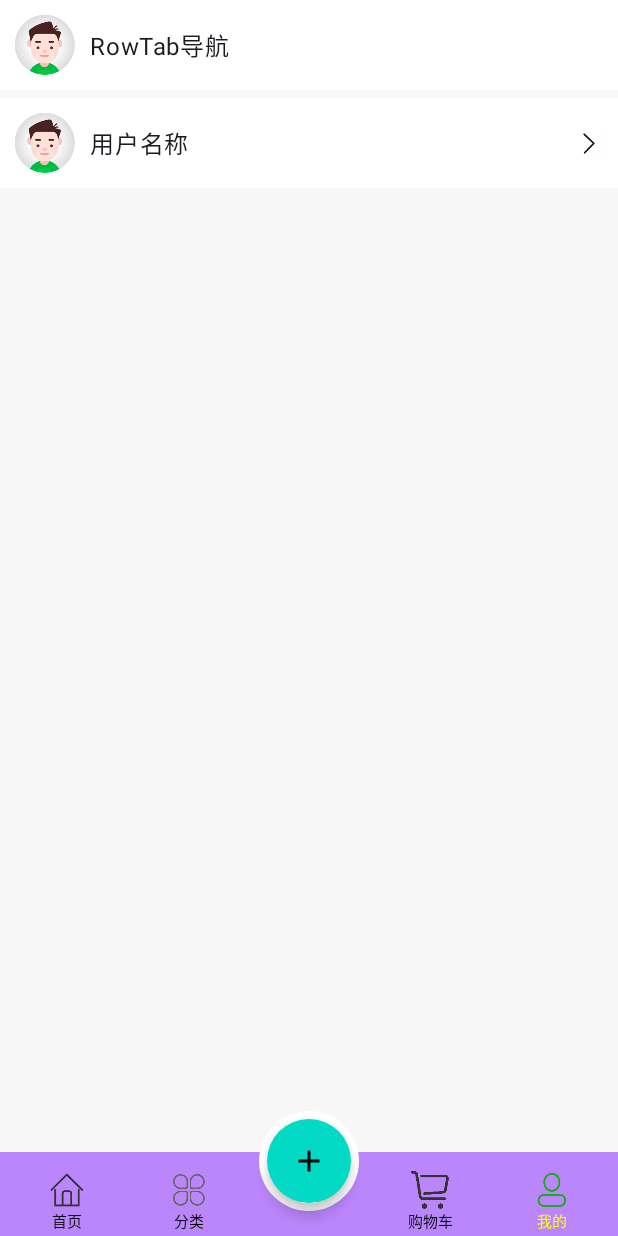
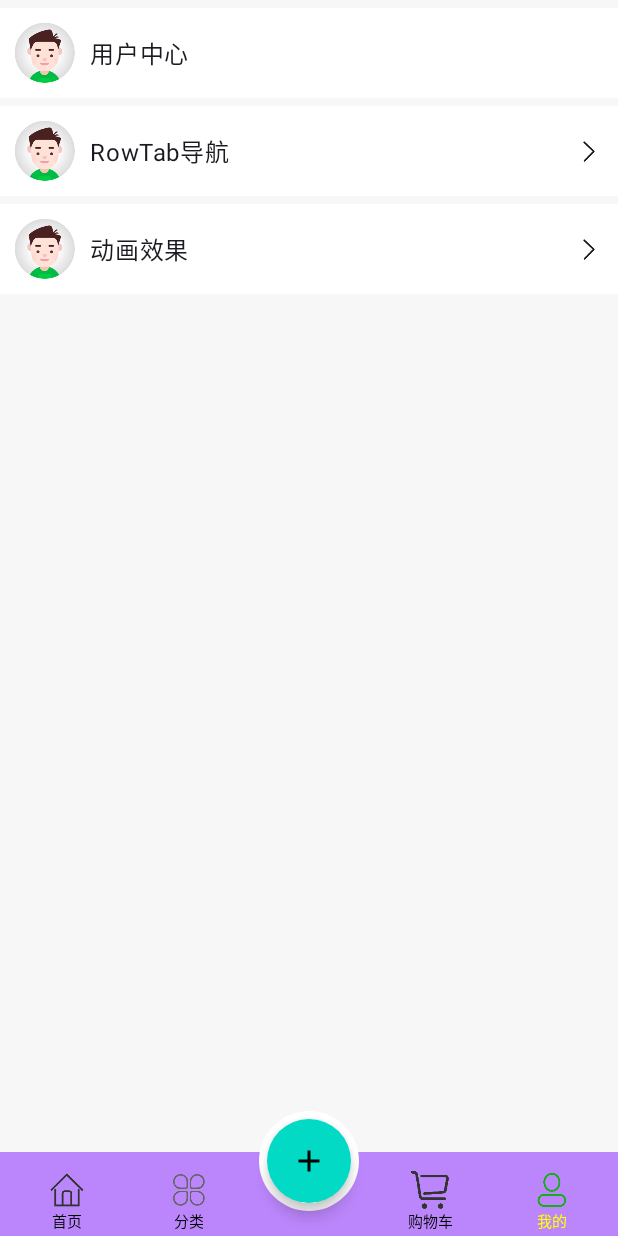
Before and after one commit to liyaan/mvi, an Android app built with Jetpack Compose: the screen it shows after launch (MainActivity), item 4 of the bottom bar chosen, on a phone screen of 412 x 824 dp. Run offline under Robolectric (Android 15) with nearby library versions, the phone set to English and light mode, and no system bars; our stand-ins replace RxJava, accompanist, livedata-compose; pictures from the network do not load.

Commit message:
增加动画效果 启动页

```diff
--- a/app/src/main/AndroidManifest.xml
+++ b/app/src/main/AndroidManifest.xml
@@ -14,7 +14,7 @@
         android:theme="@style/Theme.MyCompose"
         tools:targetApi="31">
         <activity
-            android:name=".MainActivity"
+            android:name=".SplashActivity"
             android:exported="true"
             android:label="@string/app_name"
             android:theme="@style/Theme.MyCompose">
@@ -24,12 +24,14 @@
                 <category android:name="android.intent.category.LAUNCHER" />
             </intent-filter>
         </activity>
+        <activity android:name=".MainActivity"></activity>
         <activity android:name=".WebViewActivity"></activity>
         <activity android:name=".DetailsListActivity"></activity>
         <activity android:name=".FloatingActionButtonAddActivity"></activity>
         <activity android:name=".DetailsProjectListActivity"></activity>
         <activity android:name=".ProjectListDetailsActivity"></activity>
         <activity android:name=".TabRowActivity"></activity>
+        <activity android:name=".AnimatingActivity"></activity>
     </application>
 
 </manifest>
--- /dev/null
+++ b/app/src/main/java/com/liyaan/mycompose/SplashActivity.kt
@@ -0,0 +1,81 @@
+package com.liyaan.mycompose
+
+import android.content.Intent
+import android.os.Bundle
+import androidx.activity.ComponentActivity
+import androidx.activity.compose.setContent
+import androidx.compose.animation.core.Animatable
+import androidx.compose.animation.core.animateFloatAsState
+import androidx.compose.animation.core.animateIntOffsetAsState
+import androidx.compose.animation.core.tween
+import androidx.compose.foundation.Image
+import androidx.compose.foundation.background
+import androidx.compose.foundation.layout.Box
+import androidx.compose.foundation.layout.fillMaxSize
+import androidx.compose.foundation.layout.offset
+import androidx.compose.foundation.layout.padding
+import androidx.compose.foundation.layout.size
+import androidx.compose.runtime.Composable
+import androidx.compose.runtime.LaunchedEffect
+import androidx.compose.runtime.getValue
+import androidx.compose.runtime.mutableStateOf
+import androidx.compose.runtime.remember
+import androidx.compose.runtime.setValue
+import androidx.compose.ui.Alignment
+import androidx.compose.ui.Modifier
+import androidx.compose.ui.graphics.Color
+import androidx.compose.ui.graphics.graphicsLayer
+import androidx.compose.ui.res.painterResource
+import androidx.compose.ui.unit.IntOffset
+import androidx.compose.ui.unit.dp
+import com.liyaan.mycompose.ui.theme.MyComposeTheme
+
+class SplashActivity: ComponentActivity() {
+
+    override fun onCreate(savedInstanceState: Bundle?) {
+        super.onCreate(savedInstanceState)
+        setContent {
+            MyComposeTheme {
+                SplashComposable(){
+                    val intent = Intent(this@SplashActivity,MainActivity::class.java)
+                    startActivity(intent)
+                    finish()
+                }
+            }
+        }
+    }
+}
+@Composable
+fun SplashComposable(nextLayout:()->Unit){
+    val alphaAnimation = remember {
+        Animatable(0f)
+    }
+    LaunchedEffect(Unit) {
+        alphaAnimation.animateTo(
+            targetValue = 1f,
+            animationSpec = tween(durationMillis = 3000)
+        )
+    }
+    Box(modifier = Modifier
+        .fillMaxSize()
+        .graphicsLayer {
+            alpha = alphaAnimation.value
+        }
+        .background(Color.Gray),
+        contentAlignment = Alignment.Center
+    ){
+        Image(
+            painter = painterResource(id = R.mipmap.refreshing_10),
+            contentDescription = "",
+            modifier = Modifier
+                .graphicsLayer {
+                    this.alpha = alphaAnimation.value
+                    scaleX = alphaAnimation.value
+                    scaleY = alphaAnimation.value
+                },
+        )
+        if (alphaAnimation.value==1f){
+            nextLayout()
+        }
+    }
+}
--- a/app/src/main/java/com/liyaan/mycompose/home/OneCenter.kt
+++ b/app/src/main/java/com/liyaan/mycompose/home/OneCenter.kt
@@ -23,6 +23,7 @@ import androidx.compose.ui.graphics.Color
 import androidx.compose.ui.res.painterResource
 import androidx.compose.ui.unit.dp
 import androidx.compose.ui.unit.sp
+import com.liyaan.mycompose.AnimatingActivity
 import com.liyaan.mycompose.R
 import com.liyaan.mycompose.TabRowActivity
 import com.liyaan.mycompose.ui.theme.BG
@@ -34,29 +35,19 @@ fun OneCenter(context: Context){
             .fillMaxSize()
             .background(BG)
     ) {
-       Row(
-           modifier = Modifier
-               .fillMaxWidth()
-               .height(60.dp)
-               .background(Color.White)
-               .padding(start = 10.dp),
-           verticalAlignment = Alignment.CenterVertically
-       ){
-            Image(
-                painter = painterResource(id = R.mipmap.home_header_photo),
-                contentDescription = "",
-            )
-           Spacer(modifier = Modifier.width(10.dp))
-           Text(text = "RowTab导航", fontSize = 16.sp)
-       }
-        itemView(){
+        itemView("用户中心", right = false)
+        itemView("RowTab导航", right = true){
             val intent = Intent(context,TabRowActivity::class.java)
+            context.startActivity(intent)
+        }
+        itemView("动画效果", right = true){
+            val intent = Intent(context,AnimatingActivity::class.java)
             context.startActivity(intent)
         }
     }
 }
 @Composable
-fun itemView(onClick:()->Unit){
+fun itemView(title:String,right:Boolean,onClick:()->Unit = {}){
     Box(
         modifier = Modifier
             .fillMaxWidth()
@@ -73,9 +64,12 @@ fun itemView(onClick:()->Unit){
             contentDescription = "",
         )
         Spacer(modifier = Modifier.width(10.dp))
-        Text(text = "用户名称", fontSize = 16.sp, modifier = Modifier.padding(start = 50.dp))
-        Icon(
-            painter = painterResource(id = R.mipmap.ceshi_jiantou),
-            contentDescription ="", modifier = Modifier.align(Alignment.CenterEnd))
+        Text(text = title, fontSize = 16.sp, modifier = Modifier.padding(start = 50.dp))
+        if (right){
+            Icon(
+                painter = painterResource(id = R.mipmap.ceshi_jiantou),
+                contentDescription ="", modifier = Modifier.align(Alignment.CenterEnd))
+        }
+
     }
 }
```
Also changed, not shown: app/src/main/java/com/liyaan/mycompose/AnimatingActivity.kt (added, +424 -0 lines), app/src/main/java/com/liyaan/mycompose/TabRowActivity.kt (+12 -3 lines), app/src/main/java/com/liyaan/mycompose/view/StickHeaderTabPageView.kt (+75 -2 lines).
